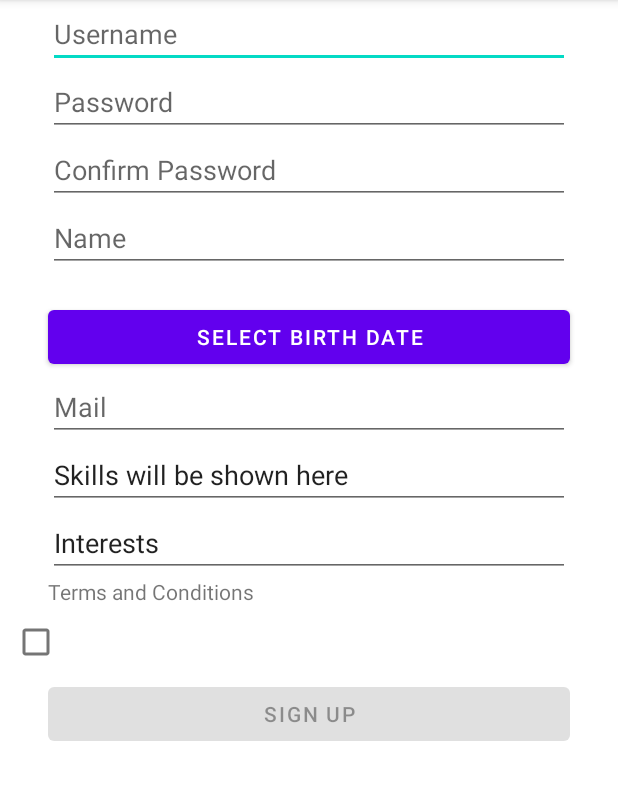
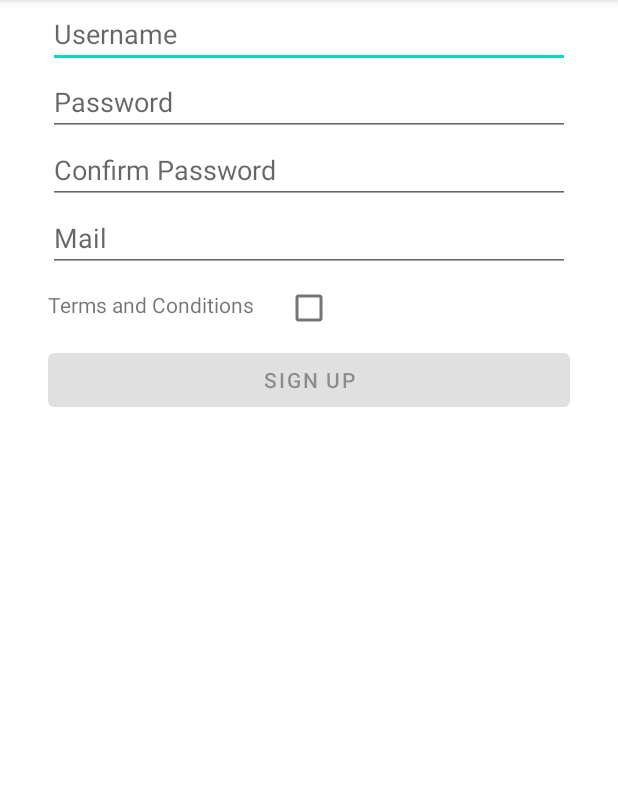
Before and after one commit to bounswe/2021SpringGroup2, an Android app: the SignupActivity screen opened directly, with no data from a screen before it, on a phone screen of 412 x 824 dp, the part 84-884 px from its top. Run offline under Robolectric (Android 15) with nearby library versions, the phone set to English and light mode, and no system bars.

Commit message:
Signup page fields redone and some layout work

```diff
--- a/FindSportEvents/app/src/main/java/com/bounswe/findsportevents/main/fragments/FragmentProfile.kt
+++ b/FindSportEvents/app/src/main/java/com/bounswe/findsportevents/main/fragments/FragmentProfile.kt
@@ -1,11 +1,15 @@
 package com.bounswe.findsportevents.main.fragments
 
+import android.app.DatePickerDialog
 import android.os.Bundle
 import android.view.LayoutInflater
 import android.view.View
 import android.view.ViewGroup
+import android.widget.Toast
 import androidx.fragment.app.Fragment
 import com.bounswe.findsportevents.databinding.FragmentProfileBinding
+import java.text.SimpleDateFormat
+import java.util.*
 
 class FragmentProfile : Fragment() {
     private var _binding: FragmentProfileBinding? = null
@@ -43,7 +47,7 @@ class FragmentProfile : Fragment() {
     }
 
     private fun setClickListeners() {
-//        TODO("Not yet implemented")
+//        binding.btnDatePicker.setOnClickListener{View -> clickDatePicker(View)}
     }
 
     interface FragmentProfileListener {
--- a/FindSportEvents/app/src/main/res/layout/activity_signup.xml
+++ b/FindSportEvents/app/src/main/res/layout/activity_signup.xml
@@ -1,12 +1,16 @@
 <?xml version="1.0" encoding="utf-8"?>
 <androidx.constraintlayout.widget.ConstraintLayout xmlns:android="http://schemas.android.com/apk/res/android"
     xmlns:app="http://schemas.android.com/apk/res-auto"
+    xmlns:tools="http://schemas.android.com/tools"
     android:layout_width="match_parent"
     android:layout_height="match_parent">
 
     <ScrollView
         android:layout_width="match_parent"
-        android:layout_height="match_parent">
+        android:layout_height="match_parent"
+        app:layout_constraintEnd_toEndOf="parent"
+        app:layout_constraintStart_toStartOf="parent"
+        app:layout_constraintTop_toTopOf="parent">
 
         <LinearLayout
             android:layout_width="match_parent"
@@ -34,25 +38,11 @@
                 android:layout_marginHorizontal="@dimen/space_xx_large"
                 android:hint="@string/confirm_password" />
 
-            <com.google.android.material.textfield.TextInputEditText
-                android:id="@+id/et_name"
-                android:layout_width="match_parent"
-                android:layout_height="wrap_content"
-                android:layout_marginHorizontal="@dimen/space_xx_large"
-                android:hint="@string/name" />
 
-            <TextView
-                android:id="@+id/tv_birth_date"
-                android:layout_width="match_parent"
-                android:layout_height="wrap_content"
-                android:layout_marginHorizontal="@dimen/space_xx_large"
-                />
-            <Button
-                android:id="@+id/btn_date_picker"
-                android:layout_width="match_parent"
-                android:layout_height="wrap_content"
-                android:layout_marginHorizontal="32dp"
-                android:text="Select Birth Date"/>
+
+
+
+
 
             <com.google.android.material.textfield.TextInputEditText
                 android:id="@+id/et_mail"
@@ -61,40 +51,46 @@
                 android:layout_marginHorizontal="@dimen/space_xx_large"
                 android:hint="@string/mail" />
 
-            <com.google.android.material.textfield.TextInputEditText
-                android:id="@+id/et_skills"
+
+
+
+
+            <androidx.constraintlayout.widget.ConstraintLayout
                 android:layout_width="match_parent"
                 android:layout_height="wrap_content"
-                android:layout_marginHorizontal="@dimen/space_xx_large"
-                android:text="@string/skills" />
-
-            <com.google.android.material.textfield.TextInputEditText
-                android:id="@+id/et_interests"
-                android:layout_width="match_parent"
-                android:layout_height="wrap_content"
-                android:layout_marginHorizontal="@dimen/space_xx_large"
-                android:text="@string/interests" />
+                app:layout_constraintEnd_toEndOf="parent"
+                app:layout_constraintStart_toStartOf="parent"
+                app:layout_constraintTop_toTopOf="parent">
 
                 <TextView
                     android:id="@+id/tv_terms"
                     android:layout_width="match_parent"
                     android:layout_height="wrap_content"
                     android:layout_marginHorizontal="@dimen/space_xx_large"
-                android:text="Terms and Conditions" />
+                    android:layout_marginTop="12dp"
+                    android:text="Terms and Conditions"
+                    app:layout_constraintEnd_toEndOf="parent"
+                    app:layout_constraintStart_toStartOf="parent"
+                    app:layout_constraintTop_toTopOf="parent" />
 
                 <CheckBox
                     android:id="@+id/cb_terms"
                     android:layout_width="wrap_content"
                     android:layout_height="wrap_content"
+                    app:layout_constraintEnd_toEndOf="@+id/tv_terms"
+                    app:layout_constraintStart_toStartOf="@+id/tv_terms"
+                    app:layout_constraintTop_toTopOf="parent"
+                    android:onClick="onCheckboxClicked"
                     />
+            </androidx.constraintlayout.widget.ConstraintLayout>
+
             <Button
                 android:id="@+id/button_signup"
                 android:layout_width="match_parent"
                 android:layout_height="wrap_content"
+                android:layout_marginHorizontal="@dimen/space_xx_large"
                 android:enabled="false"
-                android:layout_marginHorizontal="@dimen/space_xx_large"
                 android:text="@string/sign_up" />
-
 
 
         </LinearLayout>
```
Also changed, not shown: FindSportEvents/app/src/main/java/com/bounswe/findsportevents/login/SignupActivity.kt (+17 -42 lines), FindSportEvents/app/src/main/res/layout/fragment_profile.xml (+8 -2 lines). Lines whose indentation alone changed are shown as unchanged.
